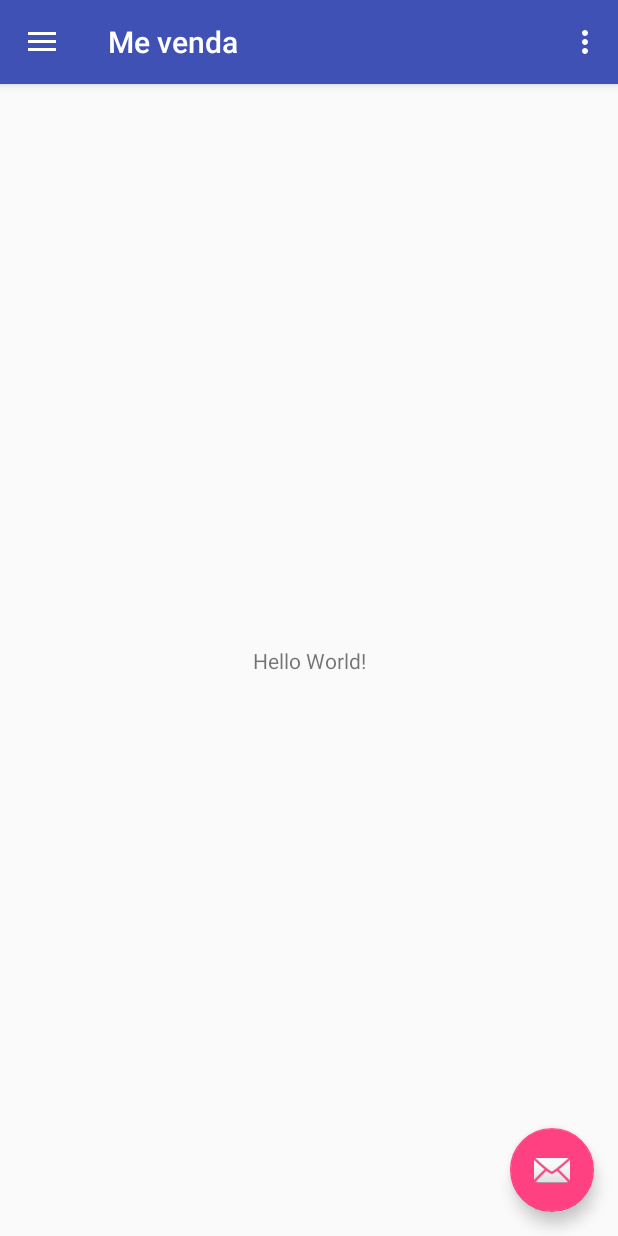
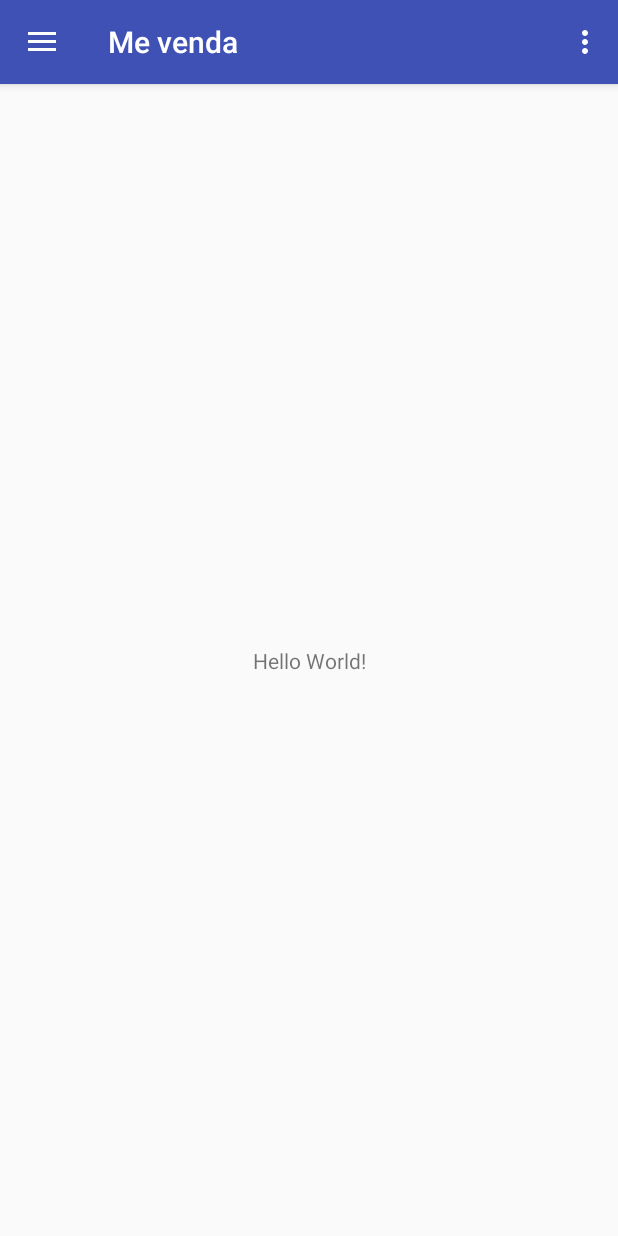
Before and after one commit to daylonsc/Capstone-Project, an Android app: the screen it shows after launch (MainActivity), on a phone screen of 412 x 824 dp. Run offline under Robolectric (Android 15) with nearby library versions, the phone set to English and light mode, and no system bars; libraries missing offline, so code that uses them is left out: io.realm; 3 statements that could not run were skipped.

Commit message:
primeiro commit

```diff
--- a/app/src/main/java/br/android/com/mevenda/MainActivity.java
+++ b/app/src/main/java/br/android/com/mevenda/MainActivity.java
@@ -23,15 +23,6 @@ public class MainActivity extends AppCompatActivity
         setContentView(R.layout.activity_main);
         Toolbar toolbar = (Toolbar) findViewById(R.id.toolbar);
         setSupportActionBar(toolbar);
-
-        FloatingActionButton fab = (FloatingActionButton) findViewById(R.id.fab);
-        fab.setOnClickListener(new View.OnClickListener() {
-            @Override
-            public void onClick(View view) {
-                Snackbar.make(view, "Replace with your own action", Snackbar.LENGTH_LONG)
-                        .setAction("Action", null).show();
-            }
-        });
 
         DrawerLayout drawer = (DrawerLayout) findViewById(R.id.drawer_layout);
         ActionBarDrawerToggle toggle = new ActionBarDrawerToggle(
--- a/app/src/main/java/br/android/com/mevenda/ProdutoListActivity.java
+++ b/app/src/main/java/br/android/com/mevenda/ProdutoListActivity.java
@@ -42,7 +42,7 @@ public class ProdutoListActivity extends AppCompatActivity {
 
         isFromPedido = (boolean) getIntent().getSerializableExtra(FPedidoActivity.IS_FROM_PEDIDO);
 
-        FloatingActionButton fab = (FloatingActionButton) findViewById(R.id.fab);
+        FloatingActionButton fab = findViewById(R.id.fab);
         fab.setOnClickListener(new View.OnClickListener() {
             @Override
             public void onClick(View view) {
@@ -60,6 +60,11 @@ public class ProdutoListActivity extends AppCompatActivity {
     @Override
     public boolean onCreateOptionsMenu(Menu menu) {
         getMenuInflater().inflate(R.menu.produto_carrinho, menu);
+
+        MenuItem menuItem = menu.findItem(R.id.action_save);
+        if (!isFromPedido) {
+            menuItem.setVisible(false);
+        }
         return true;
     }
 
@@ -71,7 +76,7 @@ public class ProdutoListActivity extends AppCompatActivity {
                 return true;
             case R.id.action_save:
                 Intent intent = new Intent();
-                List<Produto> produtoList =  mAdapterCarrinho.getItensCarrinho();
+                List<Produto> produtoList = mAdapterCarrinho.getItensCarrinho();
 
                 intent.putParcelableArrayListExtra(FPedidoActivity.LIST_PRODUTO_CARRINHO_PARAMETER, (ArrayList<? extends Parcelable>) produtoList);
                 setResult(3, intent);
@@ -120,7 +125,7 @@ public class ProdutoListActivity extends AppCompatActivity {
                 }
             });
         }
-        mRecyclerView = (RecyclerView) findViewById(R.id.produto_recycler_view);
+        mRecyclerView = findViewById(R.id.produto_recycler_view);
         mRecyclerView.setAdapter(isFromPedido ? mAdapterCarrinho : mAdapter);
         mRecyclerView.setItemAnimator(new DefaultItemAnimator());
         mRecyclerView.setLayoutManager(new LinearLayoutManager(this));
--- a/app/src/main/res/layout/app_bar_main.xml
+++ b/app/src/main/res/layout/app_bar_main.xml
@@ -22,12 +22,4 @@
 
     <include layout="@layout/content_main" />
 
-    <android.support.design.widget.FloatingActionButton
-        android:id="@+id/fab"
-        android:layout_width="wrap_content"
-        android:layout_height="wrap_content"
-        android:layout_gravity="bottom|end"
-        android:layout_margin="@dimen/fab_margin"
-        app:srcCompat="@android:drawable/ic_dialog_email" />
-
 </android.support.design.widget.CoordinatorLayout>
--- a/app/src/main/res/menu/activity_main_drawer.xml
+++ b/app/src/main/res/menu/activity_main_drawer.xml
@@ -6,29 +6,15 @@
     <group android:checkableBehavior="single">
         <item
             android:id="@+id/nav_produto"
-            android:icon="@drawable/ic_menu_camera"
+            android:icon="@mipmap/ic_local_mall_black_48dp"
             android:title="@string/navigation_drawer_item_label_1" />
         <item
             android:id="@+id/nav_cliente"
-            android:icon="@drawable/ic_menu_gallery"
+            android:icon="@mipmap/cliente"
             android:title="@string/navigation_drawer_item_label_2" />
         <item
             android:id="@+id/nav_pedido"
-            android:icon="@drawable/ic_menu_slideshow"
+            android:icon="@mipmap/ic_receipt_black_48dp"
             android:title="@string/navigation_drawer_item_label_3" />
     </group>
-<!--
-    <item android:title="Communicate">
-        <menu>
-            <item
-                android:id="@+id/nav_share"
-                android:icon="@drawable/ic_menu_share"
-                android:title="Share" />
-            <item
-                android:id="@+id/nav_send"
-                android:icon="@drawable/ic_menu_send"
-                android:title="Send" />
-        </menu>
-    </item>
--->
 </menu>
```
Also changed, not shown: app/src/main/res/mipmap-hdpi/cliente.png (added), app/src/main/res/mipmap-hdpi/ic_local_mall_black_48dp.png (added), app/src/main/res/mipmap-hdpi/ic_receipt_black_48dp.png (added).
